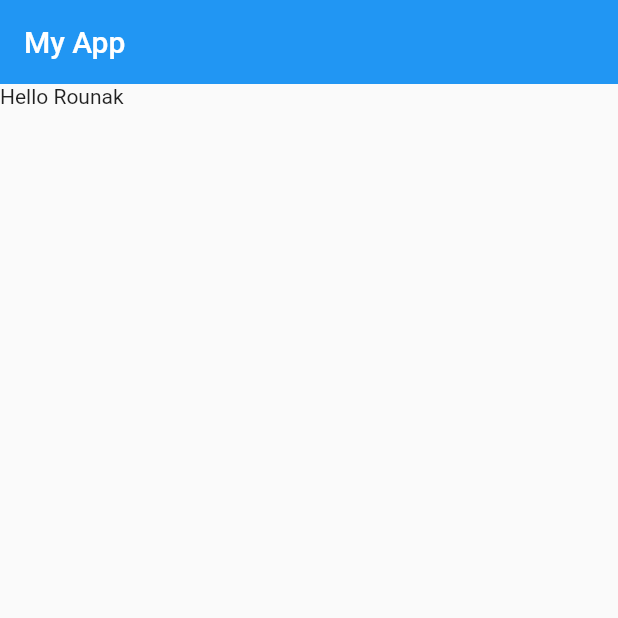
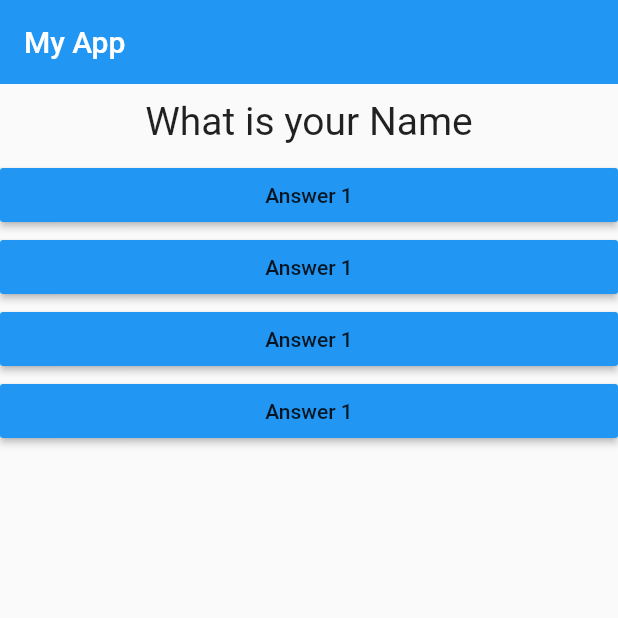
Before and after one commit to RounakJoshi09/flutter_begineer_project, a Flutter app: the screen it shows after launch, on a phone screen of 412 x 824 dp, the top half of it. Run offline on Flutter 3.47's test engine with Material 2 defaults, Android fonts, the phone set to English and light mode, and no system bars.

Commit message:
Lifting State Concept

```diff
--- /dev/null
+++ b/lib/answer.dart
@@ -0,0 +1,22 @@
+import 'package:flutter/material.dart';
+
+class answer extends StatelessWidget {
+// From this class we have to call the function which is changing the state of widget ,which is calling this class,
+//for this we will use a pointer function and initializes it with the help of constructor;
+final Function selectAnswer;
+
+answer( this.selectAnswer);
+
+  @override
+  Widget build(BuildContext context) {
+    return Container(
+        width:double.infinity,
+        child: RaisedButton(
+          child: Text('Answer 1'),
+          color: Colors.blue,
+          onPressed: ()=>selectAnswer(),
+          ),
+
+    );
+  }
+}
--- a/lib/main.dart
+++ b/lib/main.dart
@@ -1,22 +1,55 @@
 import 'package:flutter/material.dart';
+import './question.dart';
+import './answer.dart';
 
 void main() {
   runApp(
       MyApp()); //This is used to run particular widget,which takes instance of that widget.
 }
 
-class MyApp extends StatelessWidget {
+//Since it is a stateless widget ,it cant be re-rendered,it could only be rebuild.
+class MyApp extends StatefulWidget {
+  @override
+  State<StatefulWidget> createState() {
+    // This is actually creating a state
+    return MyAppState(); // '_' in front of any  property or method signifies that it is now private and can be used withi
+    //this file only ,if this file is imported somewhere else,then this function or property is not yet included.
+  }
+}
+
+class MyAppState extends State<MyApp> {
+  var questionIndex = 0;
+  var question = ['What is your Name', 'What is your Email'];
+  void answerQuestion() {
+    setState(() {
+      //Here it is setting a state with new variable.i.e It is justr calling Widget build again of the widget of which it called,and rendering all the information.However
+      //Flutter internal mechanism only renders what is changed in the widget not the whole widget.
+      questionIndex = (questionIndex + 1) % 2;
+    });
+
+    print('Question Answered!');
+  }
+
   @override //It is used to just specify that we are overriding an already existing function deliberately.MyApp
   Widget build(BuildContext context) {
     return MaterialApp(
-      home: Scaffold( // Scaffold is used to create a basic page of APP
+      home: Scaffold(
+        // Scaffold is used to create a basic page of APP
         appBar: AppBar(
-        title: Text('My App'),
-        shadowColor: Color.fromARGB(0, 17, 78, 245), // Here AppBar is a widget which takes title as aText widget.
+          title: Text('My App'),
+          shadowColor: Color.fromARGB(0, 17, 78,
+              245), // Here AppBar is a widget which takes title as aText widget.
         ),
-        body: Text('Hello Rounak'),
+        body: Column(children: [
+          Question(question[
+              questionIndex]), // Here when the input value in the stateless widget changes,because build methid in the main ran again then
+          //flutter rebuild that widget.In case of statefull it is rerendered.So the stateless widget rebuild not because of internal state but because of input data.
+          answer(answerQuestion),
+          answer(answerQuestion),
+          answer(answerQuestion),
+          answer(answerQuestion),
+        ]),
       ),
-
     );
   }
 }
--- /dev/null
+++ b/lib/question.dart
@@ -0,0 +1,22 @@
+import 'package:flutter/material.dart';
+
+class Question extends StatelessWidget {
+  String questionText;
+  Question(this.questionText);
+
+  @override
+  Widget build(BuildContext context) {
+    return Container(
+      width: double.infinity,
+      margin: EdgeInsets.all(10),
+      child:
+      Text(
+        questionText,
+        style: TextStyle(fontSize: 26),
+        textAlign: TextAlign.center,
+      ),
+
+
+    );
+  }
+}
```
